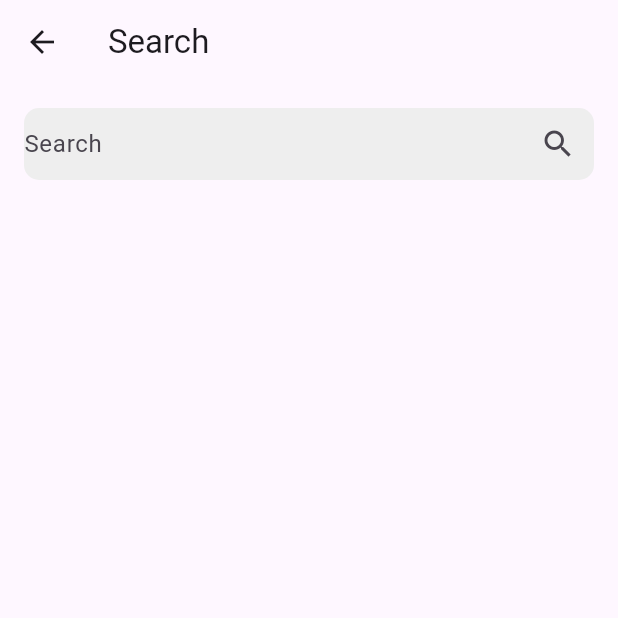
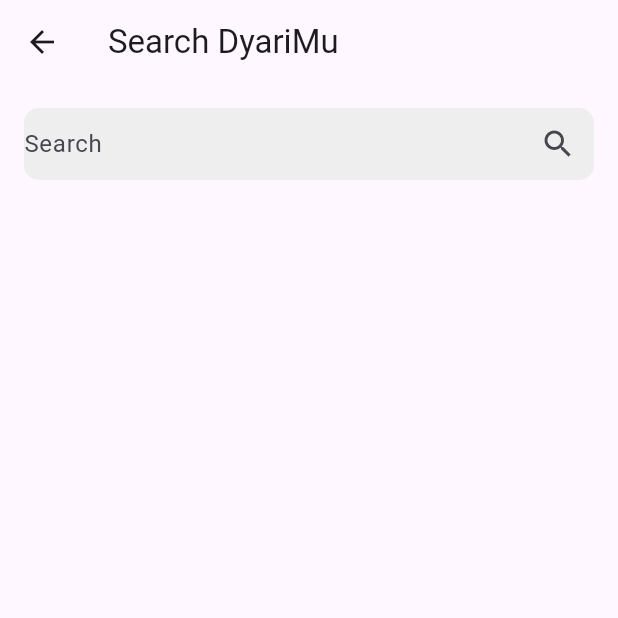
Before and after one commit to yusdi17/dyarimu, a Flutter app: the Search screen opened directly, on a phone screen of 412 x 824 dp, the top half of it. Run offline on Flutter 3.47's test engine with Material 3 defaults, Android fonts, the phone set to English and light mode, and no system bars.

Commit message:
search  done

```diff
--- a/lib/halaman/Search.dart
+++ b/lib/halaman/Search.dart
@@ -15,7 +15,7 @@ class _SearchState extends State<Search> {
   Widget build(BuildContext context) {
     return Scaffold(
       appBar: AppBar(
-        title: Text("Search"),
+        title: Text("Search DyariMu"),
       ),
       body: Padding(
         padding: const EdgeInsets.all(16.0),
```
